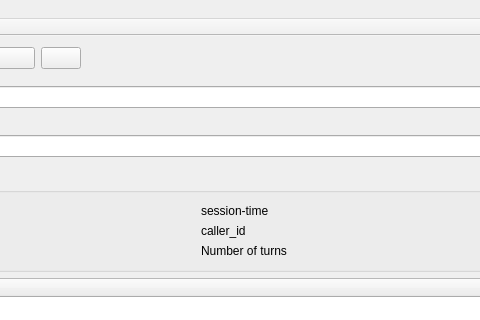
The window that DSTC_Viewer/GUI/mainwindow.ui (jeremyfix/dstc) describes before a commit, drawn with Qt 5; both pictures show x 313 to 793 and y 0 to 320 of the 1022 by 630 pixel window.
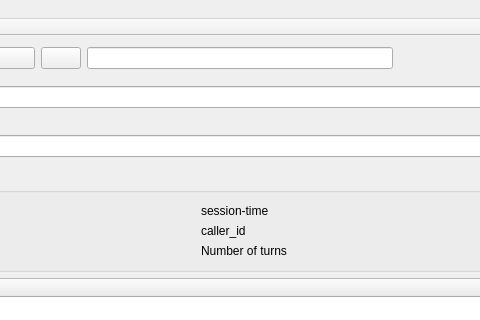
The same window after the commit. Icons and pictures are not drawn.

Commit message: adding the possibility to filter the dialogs by a prefix

```diff
--- a/DSTC_Viewer/GUI/mainwindow.ui
+++ b/DSTC_Viewer/GUI/mainwindow.ui
@@ -61,6 +61,9 @@
           </property>
          </widget>
         </item>
+        <item>
+         <widget class="QLineEdit" name="dialog_prefix_lineedit"/>
+        </item>
         <item>
          <spacer name="horizontalSpacer">
           <property name="orientation">
```
Left out of the diff: 2 changed lines with no effect on the pictures. The commit also changes 2 other files.
